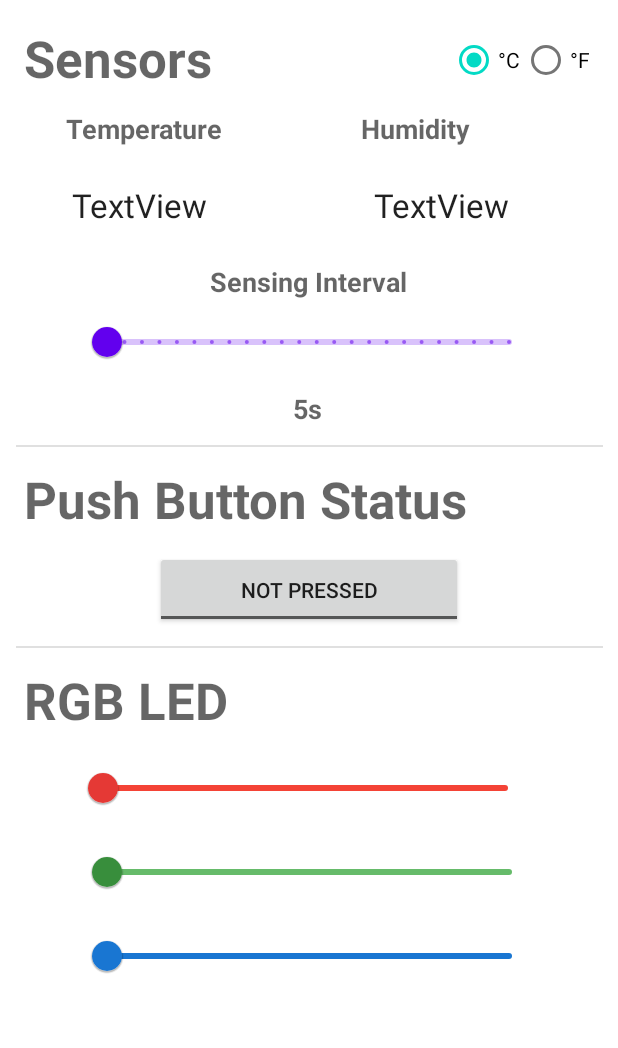
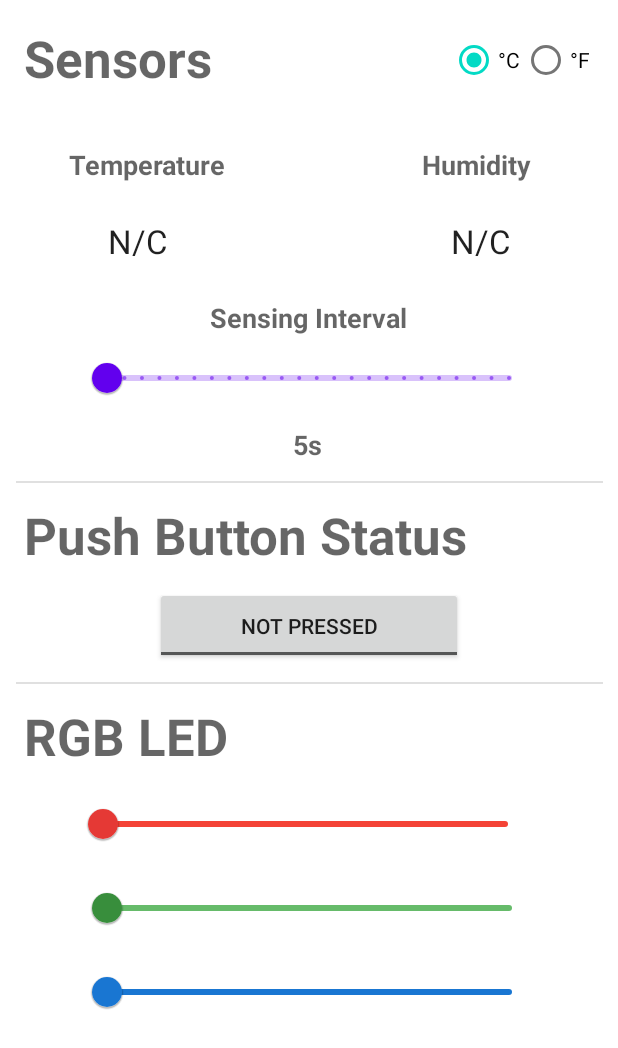
Before and after one commit to atharvalele/ece558_proj2_mqtt, an Android app: the layout activity_main.xml on its own in the app's theme, with its tools: preview values and no code run, on a phone screen of 412 x 824 dp. Shown: the top 1048 px of the screen. Run offline under Robolectric (Android 15) with nearby library versions, the phone set to English and light mode, and no system bars.

Commit message:
androidApp: update text bindings for temp & humidity

```diff
--- a/AndroidApp/app/src/main/res/layout/activity_main.xml
+++ b/AndroidApp/app/src/main/res/layout/activity_main.xml
@@ -11,24 +11,24 @@
         android:id="@+id/humHeader"
         android:layout_width="wrap_content"
         android:layout_height="wrap_content"
-        android:layout_marginStart="80dp"
         android:text="@string/humHeaderText"
         android:textAppearance="@style/TextAppearance.AppCompat.Medium"
         android:textStyle="bold"
         app:layout_constraintEnd_toEndOf="parent"
-        app:layout_constraintHorizontal_bias="0.109"
-        app:layout_constraintStart_toEndOf="@+id/tempHeader"
+        app:layout_constraintHorizontal_bias="0.83"
+        app:layout_constraintStart_toStartOf="parent"
         app:layout_constraintTop_toTopOf="@+id/tempHeader" />
 
     <TextView
         android:id="@+id/tempHeader"
         android:layout_width="wrap_content"
         android:layout_height="wrap_content"
-        android:layout_marginStart="44dp"
-        android:layout_marginTop="12dp"
+        android:layout_marginTop="36dp"
         android:text="@string/tempHeaderText"
         android:textAppearance="@style/TextAppearance.AppCompat.Medium"
         android:textStyle="bold"
+        app:layout_constraintEnd_toEndOf="parent"
+        app:layout_constraintHorizontal_bias="0.15"
         app:layout_constraintStart_toStartOf="parent"
         app:layout_constraintTop_toBottomOf="@+id/sensorHeader" />
 
@@ -75,9 +75,9 @@
         android:id="@+id/tempText"
         android:layout_width="wrap_content"
         android:layout_height="wrap_content"
-        android:layout_marginStart="48dp"
+        android:layout_marginStart="72dp"
         android:layout_marginTop="24dp"
-        android:text="TextView"
+        android:text="@string/waitingText"
         android:textAppearance="@style/TextAppearance.AppCompat.Large"
         app:layout_constraintStart_toStartOf="parent"
         app:layout_constraintTop_toBottomOf="@+id/tempHeader" />
@@ -88,7 +88,7 @@
         android:layout_height="wrap_content"
         android:layout_marginTop="24dp"
         android:layout_marginEnd="72dp"
-        android:text="TextView"
+        android:text="@string/waitingText"
         android:textAppearance="@style/TextAppearance.AppCompat.Large"
         app:layout_constraintEnd_toEndOf="parent"
         app:layout_constraintTop_toBottomOf="@+id/humHeader" />
--- a/AndroidApp/app/src/main/res/values/strings.xml
+++ b/AndroidApp/app/src/main/res/values/strings.xml
@@ -4,6 +4,7 @@
     <string name="tempHeaderText">Temperature</string>
     <string name="humHeaderText">Humidity</string>
     <string name="sensorIntervalText">Sensing Interval</string>
+    <string name="waitingText">N/C</string>
 
     <string name="buttonHeaderText">Push Button Status</string>
     <string name="buttonNotPresssed">Not Pressed</string>
```
